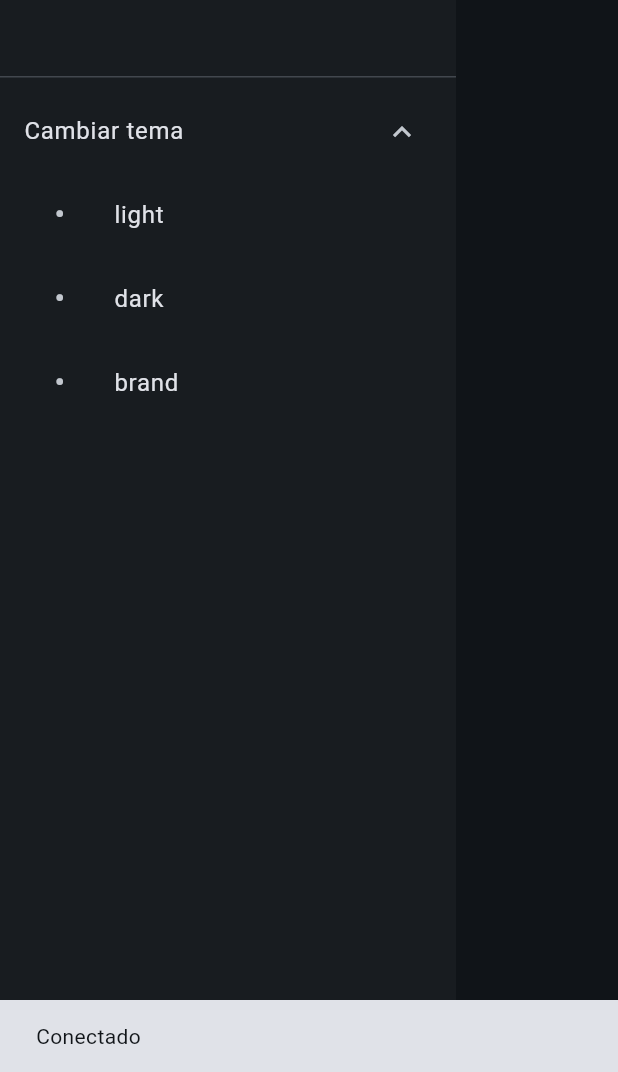
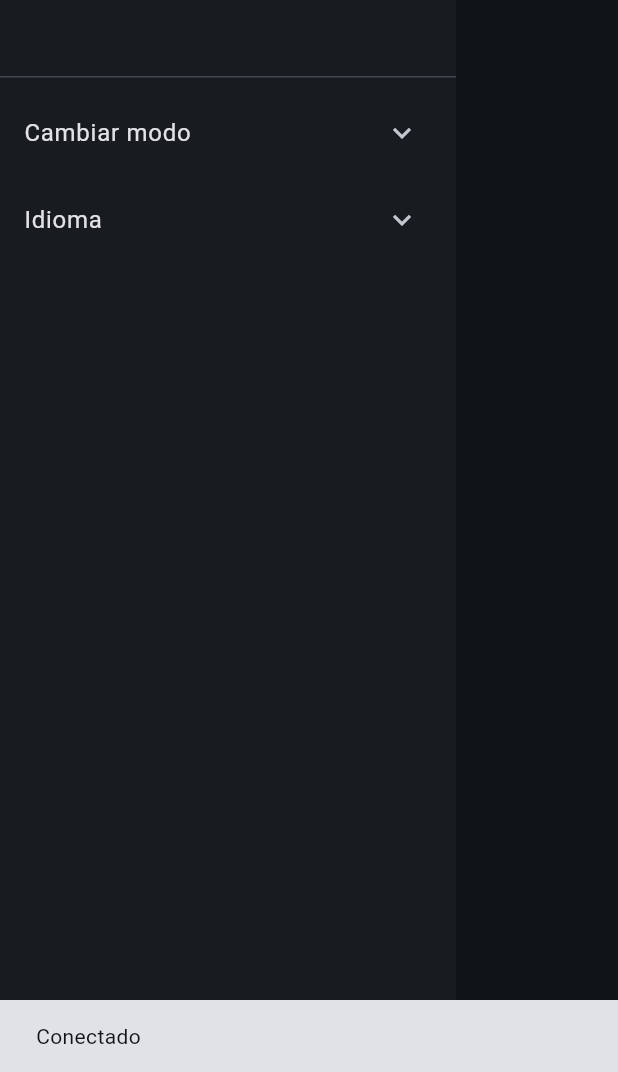
Before and after one commit to alejopp/cat_catcher_app, a Flutter app: the CustomDrawer widget shown alone on an empty page, opened directly, on a phone screen of 412 x 824 dp, the part 164-1236 px from its top. Run offline on Flutter 3.47's test engine with Material 3 defaults, Android fonts, the phone set to English and light mode, and no system bars; our stand-ins replace cached_network_image, connectivity_plus, dartz, dio, flutter_dotenv, flutter_riverpod and 8 more; accounts and stored records are empty; network calls fail.

Commit message:
feat: add locale library, add language options to drawer, create locale extension.

```diff
--- a/lib/core/constants/app_strings.dart
+++ b/lib/core/constants/app_strings.dart
@@ -1,36 +1,22 @@
-class AppStrings {
-  static String landingScrrenTitle = "Catbreeds";
-
-  static String intelligence = "Inteligencia";
-
-  static String adaptability = "Adaptabilidad";
-
-  static String childFriendly = "Amigable con niños";
-
-  static String socialNeeds = "Necesidad social";
-
-  static String dogFriendly = "Compatibilidad con perros";
-
-  static String originCountry = 'País de origen:';
-
-  static String more = "Más...";
-
-  static var searchBreadHint = '¿Qué raza buscas?';
-
-  static String connected = "Conectado";
-
-  static String noConnected = "Sin Conexión";
-
-  static String changeTheme = 'Cambiar tema';
-
-  static String drawerItemSymbol = '•';
-
-  static String webLinkLabel = 'Ver en internet';
-
-  static String lifeSpan(String lifeSpan) =>
-      "Esperanza de vida: $lifeSpan años";
-
-  static String temperament(String temperament) => "Temperamento: $temperament";
-
-  static String errorMessage(Object error) => "Error: $error";
+enum AppStrings {
+  landingScreenTitle,
+  intelligence,
+  adaptability,
+  childFriendly,
+  socialNeeds,
+  dogFriendly,
+  originCountry,
+  more,
+  searchBreadHint,
+  connected,
+  noConnected,
+  changeTheme,
+  theme,
+  webLinkLabel,
+  lifeSpan,
+  temperament,
+  errorMessage,
+  language,
+  english,
+  spanish,
 }
--- /dev/null
+++ b/lib/core/constants/placeholders.dart
@@ -0,0 +1,6 @@
+class Placeholders {
+  static String lifeSpan = '{lifespan}';
+  static String temperament = '{temperament}';
+  static String error = '{error}';
+  static String drawerItemPLaceHolder = '•';
+}
--- a/lib/core/extensions/context_extension.dart
+++ b/lib/core/extensions/theme_extension.dart
@@ -1,6 +1,6 @@
 import 'package:flutter/material.dart';
 
-extension ContextExtension on BuildContext {
+extension ThemeExtension on BuildContext {
   Color get surfaceColor => Theme.of(this).colorScheme.surface;
   Color get inverseSurfaceColor => Theme.of(this).colorScheme.inverseSurface;
 }
--- a/lib/core/theme/color/app_color_scheme.dart
+++ b/lib/core/theme/color/app_color_scheme.dart
@@ -106,7 +106,7 @@ class AppColorScheme {
   static ColorScheme brandScheme() {
     return const ColorScheme(
       brightness: Brightness.dark,
-      primary: Color(0xff330072),
+      primary: Color(0xff6a548d),
       surfaceTint: Color(0xffd5bbfc),
       onPrimary: Color(0xff3a255b),
       primaryContainer: Color(0xff523c73),
--- /dev/null
+++ b/lib/l10n/app_localizations.dart
@@ -0,0 +1,57 @@
+import 'dart:convert';
+
+import 'package:flutter/services.dart';
+import 'package:flutter/widgets.dart';
+
+class AppLocalizations {
+  final Locale locale;
+  late Map<String, String> _localizedStrings;
+
+  AppLocalizations(this.locale);
+
+  static AppLocalizations of(BuildContext context) {
+    return Localizations.of<AppLocalizations>(context, AppLocalizations)!;
+  }
+
+  static const LocalizationsDelegate<AppLocalizations> delegate =
+      _AppLocalizationsDelegate();
+
+  Future<bool> load() async {
+    String jsonString =
+        await rootBundle.loadString('lib/l10n/app_${locale.languageCode}.json');
+    Map<String, dynamic> jsonMap = json.decode(jsonString);
+    _localizedStrings =
+        jsonMap.map((key, value) => MapEntry(key, value.toString()));
+    return true;
+  }
+
+  String translate(String key, {Map<String, String>? args}) {
+    String value = _localizedStrings[key] ?? key;
+
+    if (args != null) {
+      args.forEach((placeholder, replacement) {
+        value = value.replaceAll('{$placeholder}', replacement);
+      });
+    }
+
+    return value;
+  }
+}
+
+class _AppLocalizationsDelegate
+    extends LocalizationsDelegate<AppLocalizations> {
+  const _AppLocalizationsDelegate();
+
+  @override
+  bool isSupported(Locale locale) => ['en', 'es'].contains(locale.languageCode);
+
+  @override
+  Future<AppLocalizations> load(Locale locale) async {
+    AppLocalizations localizations = AppLocalizations(locale);
+    await localizations.load();
+    return localizations;
+  }
+
+  @override
+  bool shouldReload(_AppLocalizationsDelegate old) => false;
+}
--- a/lib/shared/presentation/providers/drawer_provider.dart
+++ /dev/null
@@ -1,3 +0,0 @@
-import 'package:flutter_riverpod/flutter_riverpod.dart';
-
-final drawerStateProvider = StateProvider<bool>((ref) => true);
--- a/lib/shared/presentation/widgets/custom_drawer.dart
+++ b/lib/shared/presentation/widgets/custom_drawer.dart
@@ -1,7 +1,8 @@
-import 'package:cat_catcher_app/core/constants/app_strings.dart';
-import 'package:cat_catcher_app/core/extensions/context_extension.dart';
+import 'package:cat_catcher_app/core/constants/placeholders.dart';
+import 'package:cat_catcher_app/core/extensions/locale_extension.dart';
+import 'package:cat_catcher_app/core/extensions/theme_extension.dart';
 import 'package:cat_catcher_app/core/theme/theme_provider.dart';
-import 'package:cat_catcher_app/shared/presentation/providers/drawer_provider.dart';
+import 'package:cat_catcher_app/l10n/locale_provider.dart';
 import 'package:flutter/material.dart';
 import 'package:flutter_riverpod/flutter_riverpod.dart';
 import 'package:flutter_screenutil/flutter_screenutil.dart';
@@ -12,12 +13,20 @@ class CustomDrawer extends ConsumerWidget {
 
   @override
   Widget build(BuildContext context, WidgetRef ref) {
-    final isExpanded = ref.watch(drawerStateProvider);
     return Drawer(
       child: ListView(
         padding: EdgeInsets.zero,
         children: [
-          DrawerHeader(
+          _buildDrawerHeader(context),
+          _buildChangeThemeItem(context, ref),
+          _buildLanguageItem(context, ref),
+        ],
+      ),
+    );
+  }
+
+  _buildDrawerHeader(BuildContext context) {
+    return DrawerHeader(
       child: Row(
         children: [
           SvgPicture.asset(
@@ -31,26 +40,23 @@ class CustomDrawer extends ConsumerWidget {
             width: 20.w,
           ),
           Text(
-                  AppStrings.landingScrrenTitle,
+            context.landingScreenTitle,
             style: TextStyle(fontSize: 30.sp),
           )
         ],
       ),
-          ),
-          ListTile(
-            title: Text(AppStrings.changeTheme),
-            trailing: Icon(isExpanded ? Icons.expand_less : Icons.expand_more),
-            onTap: () {
-              ref.read(drawerStateProvider.notifier).state = !isExpanded;
-            },
-          ),
-          if (isExpanded) ...[
+    );
+  }
+
+  _buildChangeThemeItem(BuildContext context, WidgetRef ref) {
+    return ExpansionTile(
+      title: Text(context.changeTheme),
+      //trailing: Icon(isExpanded ? Icons.expand_less : Icons.expand_more),
+      children: [
         _buildThemeOption(context, ref, ThemeType.light),
         _buildThemeOption(context, ref, ThemeType.dark),
         _buildThemeOption(context, ref, ThemeType.brand),
       ],
-        ],
-      ),
     );
   }
 
@@ -62,8 +68,8 @@ class CustomDrawer extends ConsumerWidget {
     return Padding(
       padding: const EdgeInsets.only(left: 20.0),
       child: ListTile(
-        leading:
-            Text(AppStrings.drawerItemSymbol, style: TextStyle(fontSize: 20)),
+        leading: Text(Placeholders.drawerItemPLaceHolder,
+            style: TextStyle(fontSize: 20)),
         title: Text(theme.name),
         onTap: () {
           ref.read(themeProvider.notifier).setTheme(theme);
@@ -71,4 +77,35 @@ class CustomDrawer extends ConsumerWidget {
       ),
     );
   }
+
+  _buildLanguageItem(BuildContext context, WidgetRef ref) {
+    return ExpansionTile(
+      title: Text(context.language),
+      //trailing: Icon(isExpanded ? Icons.expand_less : Icons.expand_more),
+      children: [
+        _buildLanguageOption(context, ref, Locale('en')),
+        _buildLanguageOption(context, ref, Locale('es')),
+      ],
+    );
   }
+
+  Widget _buildLanguageOption(
+    BuildContext context,
+    WidgetRef ref,
+    Locale locale,
+  ) {
+    return Padding(
+      padding: const EdgeInsets.only(left: 20.0),
+      child: ListTile(
+        leading: Text(Placeholders.drawerItemPLaceHolder,
+            style: TextStyle(fontSize: 20)),
+        title: Text(
+          locale.languageCode == 'es' ? context.spanish : context.english,
+        ),
+        onTap: () {
+          ref.read(localeProvider.notifier).setLocale(locale);
+        },
+      ),
+    );
+  }
+}
--- a/lib/shared/presentation/widgets/custom_search_bar_widget.dart
+++ b/lib/shared/presentation/widgets/custom_search_bar_widget.dart
@@ -1,4 +1,4 @@
-import 'package:cat_catcher_app/core/constants/app_strings.dart';
+import 'package:cat_catcher_app/core/extensions/locale_extension.dart';
 import 'package:flutter/material.dart';
 import 'package:flutter_screenutil/flutter_screenutil.dart';
 
@@ -38,7 +38,7 @@ class CustomSearchBarWidget extends StatelessWidget {
               fontSize: 14.sp,
             ),
             decoration: InputDecoration(
-              hintText: AppStrings.searchBreadHint,
+              hintText: context.searchBreadHint,
               hintStyle: TextStyle(fontSize: 12.sp, color: Colors.grey),
               filled: true,
               prefixIcon: searching
--- a/pubspec.yaml
+++ b/pubspec.yaml
@@ -30,7 +30,9 @@ environment:
 dependencies:
   flutter:
     sdk: flutter
-
+  flutter_localizations:
+    sdk: flutter
+  intl: ^0.19.0
   # The following adds the Cupertino Icons font to your application.
   # Use with the CupertinoIcons class for iOS style icons.
   cupertino_icons: ^1.0.8
@@ -51,6 +53,7 @@ dependencies:
   lottie: ^3.3.1
   webview_flutter: ^4.10.0
   shared_preferences: ^2.5.2
+
 
 dev_dependencies:
   flutter_test:
@@ -75,6 +78,7 @@ flutter:
     - .env
     - assets/images/
     - assets/animations/
+    - lib/l10n/
 
   # An image asset can refer to one or more resolution-specific "variants", see
   # https://flutter.dev/to/resolution-aware-images
```
Also changed, not shown: lib/app.dart (+15 -0 lines), lib/core/extensions/locale_extension.dart (added, +59 -0 lines), lib/features/cat/presentation/screens/cat_detail_screen.dart (+20 -16 lines), lib/features/cat/presentation/screens/landing_screen.dart (+10 -3 lines), lib/l10n/app_en.json (added, +22 -0 lines), lib/l10n/app_es.json (added, +22 -0 lines), lib/l10n/locale_provider.dart (added, +18 -0 lines), lib/shared/presentation/widgets/custom_card_widget.dart (+4 -4 lines), pubspec.lock, 1 other file. Lines whose indentation alone changed are shown as unchanged.
